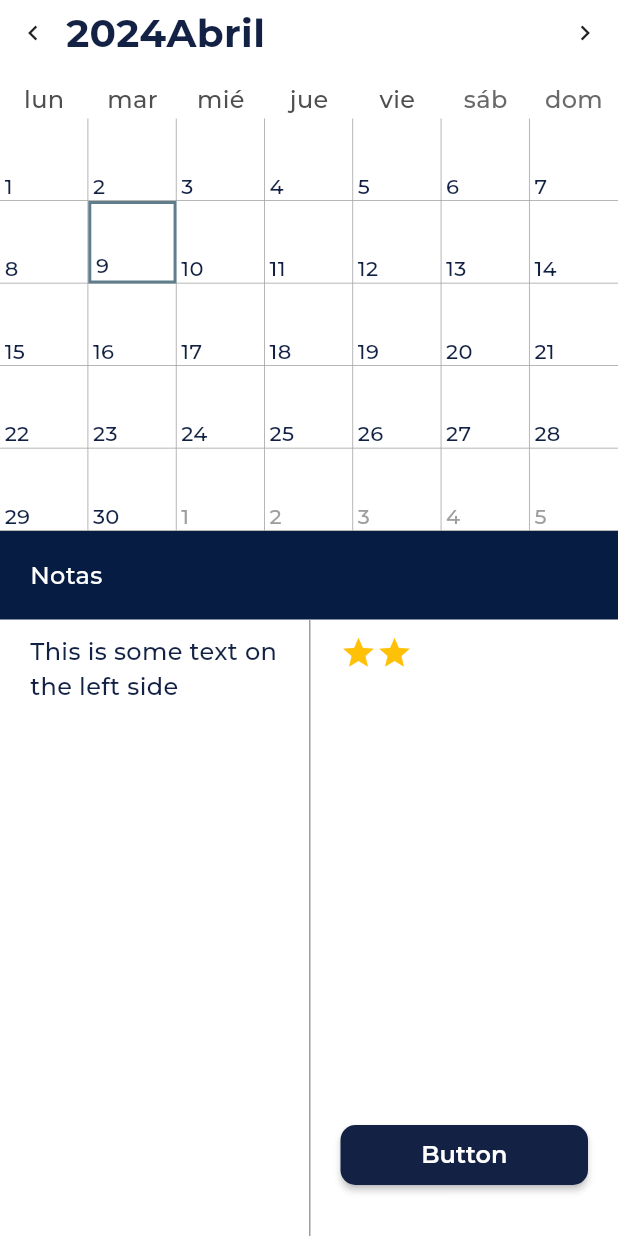
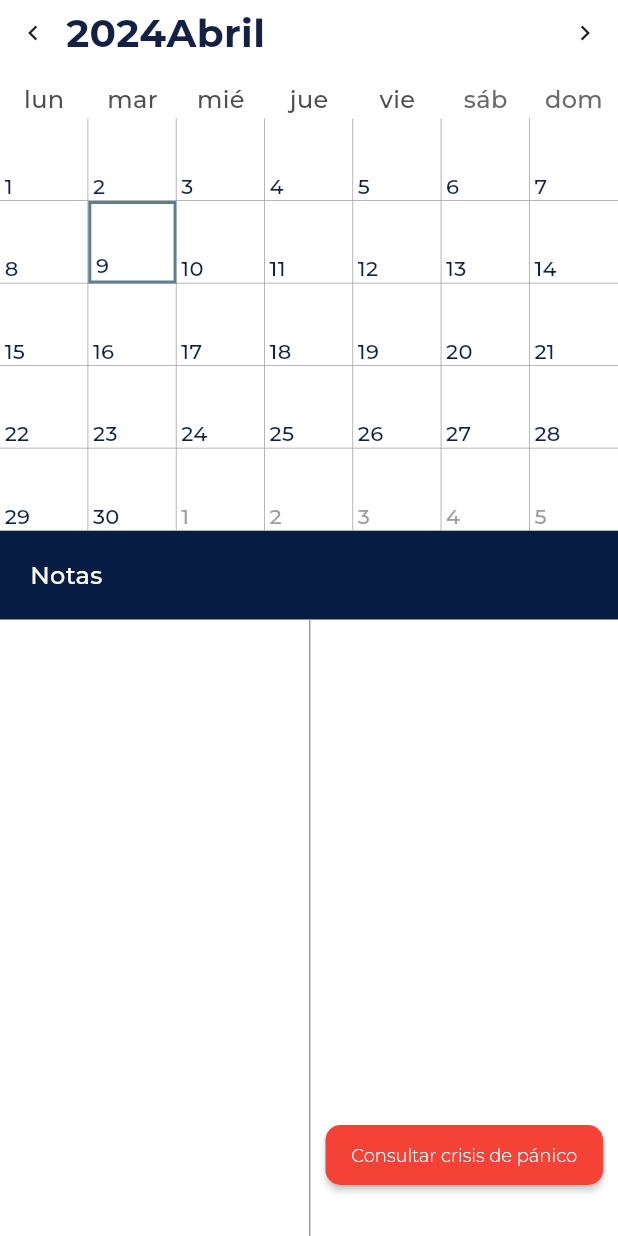
Before and after one commit to HadalyVillasclaras/somnia-ghanta, a Flutter app: the CalendarView widget shown alone on an empty page, opened directly with empty values, on a phone screen of 412 x 824 dp. Run offline on Flutter 3.47's test engine with Material 3 defaults, Android fonts, the phone set to English and light mode, and no system bars; drawn by our look-alikes of table_calendar; our stand-ins replace animate_do, appinio_swiper, dio, easy_date_timeline, flutter_dotenv, flutter_riverpod and 7 more; missing offline and left inert: fancy_audio_recorder, super_tooltip; accounts and stored records are empty.

Commit message:
feat: display notes and emotions from api

```diff
--- a/lib/domain/entities/user_feedback.dart
+++ b/lib/domain/entities/user_feedback.dart
@@ -4,8 +4,8 @@ class UserFeedback {
 
 // Constructor
 UserFeedback({
-    required this.date,
-    required this.feedbackDetails,
+  required this.date,
+  required this.feedbackDetails,
   });
 }
 
--- a/lib/presentation/screens/auth/auth_screen.dart
+++ b/lib/presentation/screens/auth/auth_screen.dart
@@ -22,7 +22,7 @@ class AuthScreen extends ConsumerWidget {
         if (authStatus == AuthStatus.authenticated) {
           ref.read(newCoursesProvider.notifier);
           context.go('/course/0');
-        } else {
+        } else if (authStatus == AuthStatus.unauthenticated) {
           print('not aunthenticated!');
           context.go('/login');
         }
--- a/lib/presentation/views/calendar/calendar_view.dart
+++ b/lib/presentation/views/calendar/calendar_view.dart
@@ -1,7 +1,9 @@
 import 'package:flutter/material.dart';
+import 'package:flutter/widgets.dart';
 import 'package:ghanta/domain/_domain.dart';
 import 'package:ghanta/presentation/views/calendar/calendar_custom_styles.dart';
 import 'package:ghanta/presentation/views/calendar/event.dart';
+import 'package:ghanta/presentation/views/calendar/feedback_event.dart';
 import 'package:intl/intl.dart';
 import 'package:table_calendar/table_calendar.dart';
 import 'calendar_builders.dart';
@@ -9,7 +11,7 @@ import 'calendar_builders.dart';
 class CalendarView extends StatefulWidget {
   final List<UserFeedback> feedbacks;
 
-  CalendarView({
+  const CalendarView({
     Key? key,
     required this.feedbacks,
   }) : super(key: key);
@@ -21,10 +23,45 @@ class CalendarView extends StatefulWidget {
 class _CalendarViewState extends State<CalendarView> {
   DateTime _focusedDay = DateTime.now();
   DateTime? _selectedDay;
-  // Store the events
+
   Map<DateTime, List<Event>> events = {};
+  final TextEditingController _eventController = TextEditingController();
   late final ValueNotifier<List<Event>> _selectedEvents;
-  final TextEditingController _eventController = TextEditingController();
+
+  Map<DateTime, List<UserFeedback>> feedbacksByDate = {};
+
+  // INIT STATE
+  @override
+  void initState() {
+    super.initState();
+
+    _organizeFeedbacks();
+    printFeedbackEvents();
+
+    _selectedDay = _focusedDay;
+    _selectedEvents = ValueNotifier(_getEventsForDay(_selectedDay!));
+  }
+
+  void _organizeFeedbacks() {
+    final Map<DateTime, List<UserFeedback>> map = {};
+    for (var feedback in widget.feedbacks) {
+      DateTime date = DateTime(feedback.date.year, feedback.date.month, feedback.date.day);
+      if (map.containsKey(date)) {
+        map[date]?.add(feedback);
+      } else {
+        map[date] = [feedback];
+      }
+    }
+    setState(() {
+      feedbacksByDate = map;
+    });
+  }
+
+  void printFeedbackEvents() {
+    print('FEEDBACK EVENTS');
+      print(feedbacksByDate);
+  }
+
 
   void _onDaySelected(DateTime selectedDay, DateTime focusedDay) {
     setState(() {
@@ -32,10 +69,10 @@ class _CalendarViewState extends State<CalendarView> {
       _focusedDay = focusedDay; // Update the focused day to the selected day
       _selectedEvents.value = _getEventsForDay(selectedDay); // Update the events for the selected day
     });
-}
-void addEvent(String eventName) {
+  }
+
+  void addEvent(String eventName) {
     final event = Event(title: eventName);
-
     setState(() {
       if (events[_focusedDay] != null) {
         events[_focusedDay]!.add(event);
@@ -46,21 +83,8 @@ void addEvent(String eventName) {
     });
   }
 
-  //devuelve la lista de eventos que haga match con el DateTime
-  List<Event>_getEventsForDay(DateTime day) {
-    return events[day] ?? [];
-  }
 
-  @override
-  void initState() {
-      widget.feedbacks.forEach((element) {});
-
-    super.initState();
-    _selectedDay = _focusedDay;
-    _selectedEvents = ValueNotifier(_getEventsForDay(_selectedDay!));
-  }
-
-  void _showAddEventDialog() {
+  void _addCrisisDialog() {
     showDialog(
       context: context,
       builder: (context) {
@@ -86,6 +110,14 @@ void addEvent(String eventName) {
         );
       },
     );
+  }
+
+
+
+
+  //devuelve la lista de eventos que haga match con el DateTime
+  List<Event>_getEventsForDay(DateTime day) {
+    return events[day] ?? [];
   }
 
   @override
@@ -117,8 +149,10 @@ void addEvent(String eventName) {
             selectedBuilder: (context, date, events) => SelectedDayBuilder(date: date),
             todayBuilder: (context, date, events) => TodayBuilder(date: date),
             markerBuilder: (context, date, events) {
-              if (events.isNotEmpty) {
-                return EventsMarkerBuilder(date: date, events: events);
+              DateTime dateOnly = DateTime(date.year, date.month, date.day);
+              // it checks on every month change
+              if (feedbacksByDate.containsKey(dateOnly)) {
+                return FeedbacksMarkerBuilder(date: date);
               }
             },
           ),
@@ -135,12 +169,9 @@ void addEvent(String eventName) {
           child: Row(
             crossAxisAlignment: CrossAxisAlignment.start,
             children: [
-              const Expanded(
+              Expanded(
                 flex: 1,
-                child: Padding(
-                  padding: EdgeInsets.fromLTRB(20, 10, 20, 30),
-                  child: Text('This is some text on the left side'),
-                ),
+                child: NotesField(selectedDay: _selectedDay, feedbacksByDate: feedbacksByDate),
               ),
               Expanded(
                 flex: 1,
@@ -151,21 +182,26 @@ void addEvent(String eventName) {
                     ),
                   ),
                   child: Padding(
-                    padding: EdgeInsets.fromLTRB(20, 10, 20, 30),
+                    padding: EdgeInsets.fromLTRB(10, 10, 10, 30),
                     child: Column(
                       mainAxisAlignment: MainAxisAlignment.spaceBetween,
                       children: [
-                        const Row(
-                          children: [
-                            Icon(Icons.star, color: Colors.amber),
-                            Icon(Icons.star, color: Colors.amber),
-                          ],
-                        ),
+                        EmotionsField(selectedDay: _selectedDay, feedbacksByDate: feedbacksByDate),
                         SizedBox(
                           width: double.infinity,
                           child: ElevatedButton(
-                            onPressed: _showAddEventDialog,
-                            child: Text('Button'),
+                            onPressed: _addCrisisDialog,
+                            style: ElevatedButton.styleFrom(
+                              backgroundColor: Colors.red,
+                              padding: EdgeInsets.all(0),
+                            ),
+                            child: const Text(
+                              'Consultar crisis de pánico',
+                              style: TextStyle(
+                                fontSize: 12,
+                                fontWeight: FontWeight.w300,
+                              ),
+                            ),
                           ),
                         ),
                       ],
@@ -200,3 +236,72 @@ void addEvent(String eventName) {
         );
   }
 }
+
+class EmotionsField extends StatelessWidget {
+  const EmotionsField({
+    super.key,
+    required DateTime? selectedDay,
+    required this.feedbacksByDate,
+  }) : _selectedDay = selectedDay;
+
+  final DateTime? _selectedDay;
+  final Map<DateTime, List<UserFeedback>> feedbacksByDate;
+
+  @override
+  Widget build(BuildContext context) {
+    return SizedBox(
+      width: double.infinity,
+      child: Wrap(
+        children: _selectedDay != null && feedbacksByDate.containsKey(DateTime(_selectedDay!.year, _selectedDay!.month, _selectedDay!.day))
+        ? feedbacksByDate[DateTime(_selectedDay!.year, _selectedDay!.month, _selectedDay!.day)]!
+            .expand((feedback) => feedback.feedbackDetails.map((detail) => Padding(
+                padding: const EdgeInsets.all(1.0),
+                child: Text(detail.emotion.toString()),
+              )))
+            .toList()
+        : [Text('')],
+      ),
+    );
+  }
+}
+
+class NotesField extends StatelessWidget {
+  const NotesField({
+    super.key,
+    required DateTime? selectedDay,
+    required this.feedbacksByDate,
+  }) : _selectedDay = selectedDay;
+
+  final DateTime? _selectedDay;
+  final Map<DateTime, List<UserFeedback>> feedbacksByDate;
+
+  @override
+  Widget build(BuildContext context) {
+    return Padding(
+      padding: const EdgeInsets.fromLTRB(10, 10, 10, 30),
+      child: _selectedDay != null && feedbacksByDate.containsKey(DateTime(_selectedDay!.year, _selectedDay!.month, _selectedDay!.day))
+      ? SingleChildScrollView(
+        child: Column(
+            crossAxisAlignment: CrossAxisAlignment.start,
+             children: List.generate(
+              feedbacksByDate[DateTime(_selectedDay!.year, _selectedDay!.month, _selectedDay!.day)]!.expand((feedback) => feedback.feedbackDetails).length * 2 - 1,
+              (index) {
+                if (index.isEven) {
+                  final feedbackDetail = feedbacksByDate[DateTime(_selectedDay!.year, _selectedDay!.month, _selectedDay!.day)]!
+                    .expand((feedback) => feedback.feedbackDetails)
+                    .elementAt(index ~/ 2);
+                  return Text(
+                    feedbackDetail.feedback,
+                    style: TextStyle(color: Colors.grey, fontSize: 13),
+                  );
+                } else {
+                  return Divider(color: Colors.grey,);
+                }
+              },
+            ),
+          ),
+      )
+      : Text(''),
+    );
+  }
+}
```
Also changed, not shown: lib/presentation/views/calendar/calendar_builders.dart (+5 -12 lines), lib/presentation/views/calendar/feedback_event.dart (added, +17 -0 lines), lib/presentation/views/home_view_calendar.dart (+6 -5 lines).
